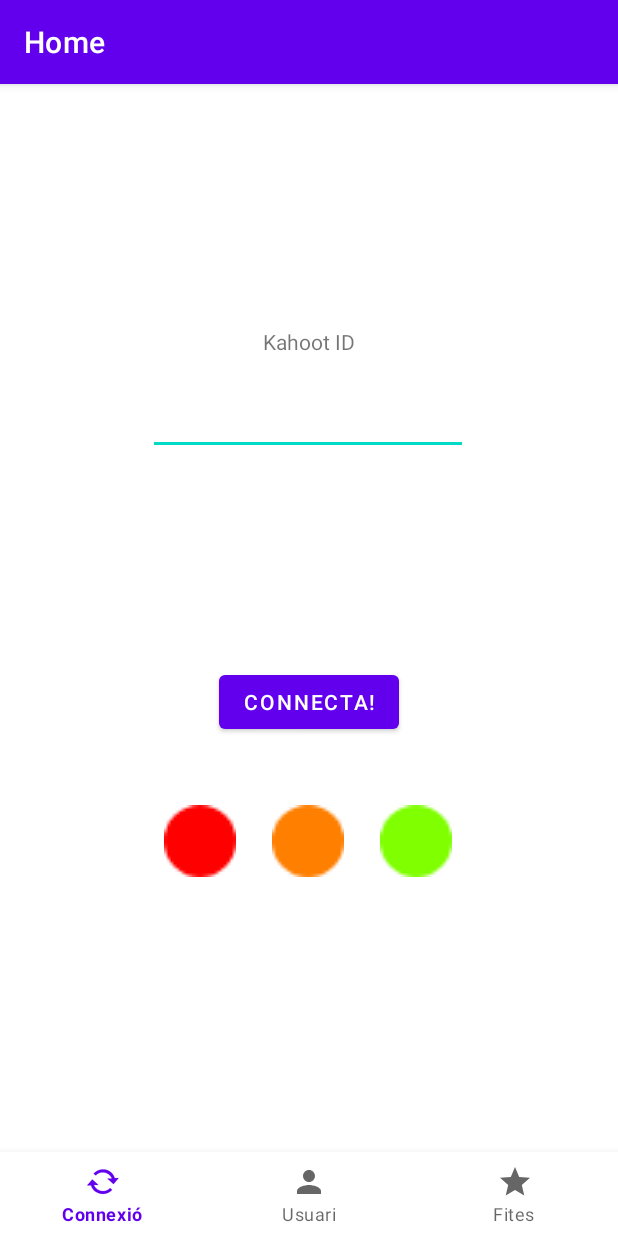
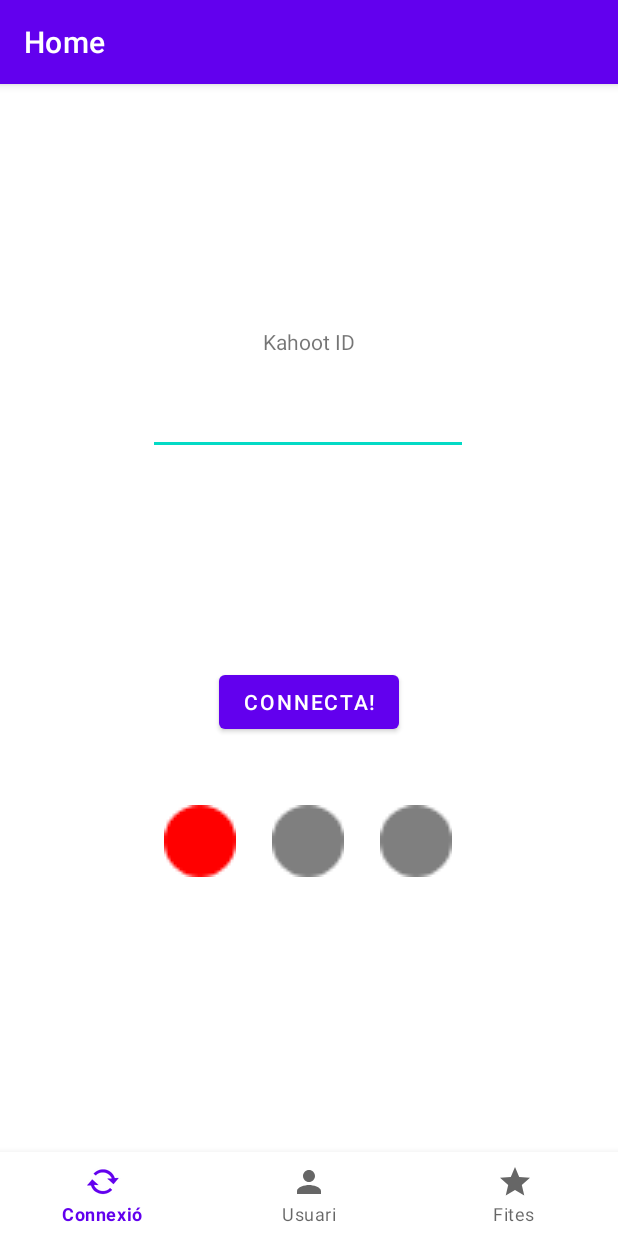
Before and after one commit to JesusSePe/UnDefined-APP, an Android app: the screen it shows after launch (MainActivity), on a phone screen of 412 x 824 dp. Run offline under Robolectric (Android 15) with nearby library versions, the phone set to English and light mode, and no system bars; our stand-ins replace navigation-ui.

```diff
--- a/app/src/main/java/com/example/undefined_app/MainActivity.java
+++ b/app/src/main/java/com/example/undefined_app/MainActivity.java
@@ -1,9 +1,14 @@
 package com.example.undefined_app;
 
+import android.annotation.SuppressLint;
+import android.os.Build;
 import android.os.Bundle;
+import android.widget.ImageView;
 
 import com.google.android.material.bottomnavigation.BottomNavigationView;
 
+import androidx.annotation.DrawableRes;
+import androidx.annotation.RequiresApi;
 import androidx.appcompat.app.AppCompatActivity;
 import androidx.navigation.NavController;
 import androidx.navigation.Navigation;
@@ -16,14 +21,20 @@ public class MainActivity extends AppCompatActivity {
 
     private ActivityMainBinding binding;
 
+    @SuppressLint("UseCompatLoadingForDrawables")
+    @RequiresApi(api = Build.VERSION_CODES.M)
     @Override
     protected void onCreate(Bundle savedInstanceState) {
         super.onCreate(savedInstanceState);
+
+        int connection_status = 0;
 
         binding = ActivityMainBinding.inflate(getLayoutInflater());
         setContentView(binding.getRoot());
 
         BottomNavigationView navView = findViewById(R.id.nav_view);
+
+
         // Passing each menu ID as a set of Ids because each
         // menu should be considered as top level destinations.
         AppBarConfiguration appBarConfiguration = new AppBarConfiguration.Builder(
@@ -32,6 +43,26 @@ public class MainActivity extends AppCompatActivity {
         NavController navController = Navigation.findNavController(this, R.id.nav_host_fragment_activity_main);
         NavigationUI.setupActionBarWithNavController(this, navController, appBarConfiguration);
         NavigationUI.setupWithNavController(binding.navView, navController);
+
+        final ImageView semafor1 = findViewById(R.id.Semafor1);
+        final ImageView semafor2 = findViewById(R.id.Semafor2);
+        final ImageView semafor3 = findViewById(R.id.Semafor3);
+
+        if (connection_status == 0) {
+            semafor1.setForeground(getResources().getDrawable(R.drawable.ic_cercle_red));
+            semafor2.setForeground(getResources().getDrawable(R.drawable.ic_cercle_gray));
+            semafor3.setForeground(getResources().getDrawable(R.drawable.ic_cercle_gray));
+        }
+        if (connection_status == 1) {
+            semafor1.setForeground(getResources().getDrawable(R.drawable.ic_cercle_gray));
+            semafor2.setForeground(getResources().getDrawable(R.drawable.ic_cercle_orange));
+            semafor3.setForeground(getResources().getDrawable(R.drawable.ic_cercle_gray));
+        }
+        if (connection_status == 2) {
+            semafor1.setForeground(getResources().getDrawable(R.drawable.ic_cercle_gray));
+            semafor2.setForeground(getResources().getDrawable(R.drawable.ic_cercle_gray));
+            semafor3.setForeground(getResources().getDrawable(R.drawable.ic_cercle_green));
+        }
     }
 
 }
--- a/app/src/main/java/com/example/undefined_app/ui/home/HomeFragment.java
+++ b/app/src/main/java/com/example/undefined_app/ui/home/HomeFragment.java
@@ -4,6 +4,7 @@ import android.os.Bundle;
 import android.view.LayoutInflater;
 import android.view.View;
 import android.view.ViewGroup;
+import android.widget.ImageView;
 import android.widget.TextView;
 
 import androidx.annotation.NonNull;
@@ -28,6 +29,7 @@ public class HomeFragment extends Fragment {
         binding = FragmentHomeBinding.inflate(inflater, container, false);
         View root = binding.getRoot();
 
+
         return root;
     }
 
--- a/app/src/main/java/com/example/undefined_app/ui/home/HomeViewModel.java
+++ b/app/src/main/java/com/example/undefined_app/ui/home/HomeViewModel.java
@@ -1,16 +1,22 @@
 package com.example.undefined_app.ui.home;
+
+import android.widget.ImageView;
 
 import androidx.lifecycle.LiveData;
 import androidx.lifecycle.MutableLiveData;
 import androidx.lifecycle.ViewModel;
 
+import com.example.undefined_app.R;
+
 public class HomeViewModel extends ViewModel {
 
     private MutableLiveData<String> mText;
 
+
     public HomeViewModel() {
         mText = new MutableLiveData<>();
         mText.setValue("This is home fragment");
+
     }
 
     public LiveData<String> getText() {
```
